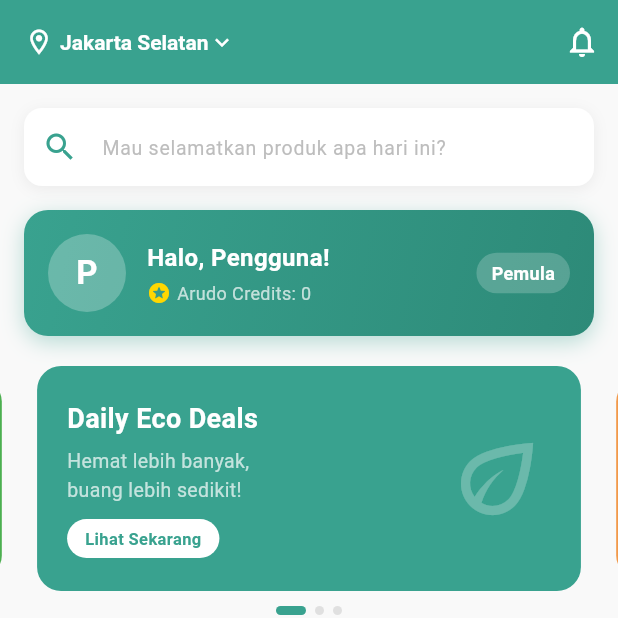
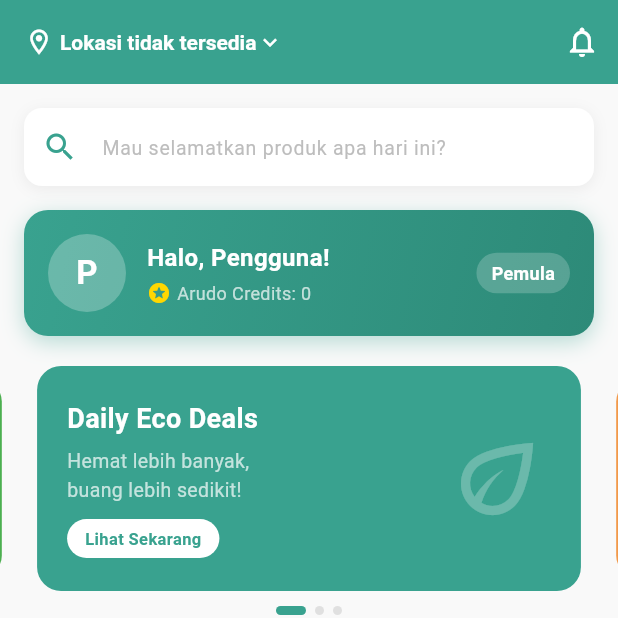
Before and after one commit to ryahazzel/arudocare, a Flutter app: the HomeScreen screen opened by its route, after a tap on "Coba lagi", on a phone screen of 412 x 824 dp, the top half of it. Run offline on Flutter 3.47's test engine with Material 3 defaults, Android fonts, the phone set to English and light mode, and no system bars; drawn by our look-alikes of carousel_slider; our stand-ins replace dio, flutter_map, geocoding, geolocator, latlong2, qr_flutter and 1 more; missing offline and left inert: mobile_scanner; accounts and stored records are empty; network calls fail.

Commit message:
fixing some bugs

```diff
--- a/mobile/lib/core/api/api_client.dart
+++ b/mobile/lib/core/api/api_client.dart
@@ -1,8 +1,9 @@
 import 'package:dio/dio.dart';
 
 class ApiClient {
-  // USB physical device: requires `adb reverse tcp:8000 tcp:8000` before running
+  // WiFi (HP + PC 1 jaringan): pakai IP PC di bawah ini
   // Android emulator: ganti ke 'http://10.0.2.2:8000/api'
+  // USB ADB reverse: ganti ke 'http://localhost:8000/api' + jalankan `adb reverse tcp:8000 tcp:8000`
   static const String baseUrl = 'http://localhost:8000/api';
 
   final Dio dio = Dio(BaseOptions(
--- a/mobile/lib/features/auth/providers/auth_provider.dart
+++ b/mobile/lib/features/auth/providers/auth_provider.dart
@@ -13,6 +13,9 @@ class AuthProvider with ChangeNotifier {
 
   String? _token;
   String? get token => _token;
+
+  String? _errorMessage;
+  String? get errorMessage => _errorMessage;
 
   Map<String, dynamic>? _user;
   Map<String, dynamic>? get user => _user;
@@ -71,6 +74,7 @@ class AuthProvider with ChangeNotifier {
     _isLoading = true;
     notifyListeners();
 
+    _errorMessage = null;
     try {
       final response = await _apiClient.dio.post('/auth/register', data: {
         'name': name,
@@ -88,6 +92,16 @@ class AuthProvider with ChangeNotifier {
       }
     } on DioException catch (e) {
       print('Register Error: ${e.response?.data}');
+      if (e.type == DioExceptionType.connectionError ||
+          e.type == DioExceptionType.connectionTimeout ||
+          e.type == DioExceptionType.receiveTimeout) {
+        _errorMessage = 'Tidak dapat terhubung ke server. Pastikan HP dan PC 1 jaringan WiFi.';
+      } else if (e.response?.statusCode == 409 || e.response?.statusCode == 400) {
+        final msg = e.response?.data?['message'] ?? e.response?.data?['error'];
+        _errorMessage = msg ?? 'Email sudah terdaftar.';
+      } else {
+        _errorMessage = 'Registrasi gagal. Coba lagi.';
+      }
     }
 
     _isLoading = false;
--- a/mobile/lib/features/home/presentations/home_screen.dart
+++ b/mobile/lib/features/home/presentations/home_screen.dart
@@ -45,9 +45,10 @@ class _HomeScreenState extends State<HomeScreen> {
 
   @override
   Widget build(BuildContext context) {
+    final locationName = context.watch<HomeProvider>().locationName;
     return Scaffold(
       backgroundColor: kBackgroundColor,
-      appBar: _selectedIndex == 0 ? _buildAppBar(context) : null,
+      appBar: _selectedIndex == 0 ? _buildAppBar(context, locationName) : null,
       extendBodyBehindAppBar: _selectedIndex != 0,
       body: IndexedStack(
         index: _selectedIndex,
@@ -103,7 +104,7 @@ class _HomeScreenState extends State<HomeScreen> {
         }
         if (i == 3) {
           final auth = Provider.of<AuthProvider>(context, listen: false);
-          final userId = (auth.user?['id'] as num?)?.toInt() ?? 0;
+          final userId = int.tryParse(auth.user?['id']?.toString() ?? '') ?? 0;
           Provider.of<OrderProvider>(context, listen: false).fetchUserOrders(userId);
         }
       },
@@ -143,7 +144,7 @@ class _HomeScreenState extends State<HomeScreen> {
     );
   }
 
-  PreferredSizeWidget _buildAppBar(BuildContext context) {
+  PreferredSizeWidget _buildAppBar(BuildContext context, String locationName) {
     return AppBar(
       backgroundColor: kPrimaryColor,
       elevation: 0,
@@ -152,12 +153,15 @@ class _HomeScreenState extends State<HomeScreen> {
         children: [
           const Icon(Icons.location_on_outlined, color: Colors.white, size: 20),
           const SizedBox(width: 4),
-          const Text(
-            'Jakarta Selatan',
-            style: TextStyle(
-              color: Colors.white,
-              fontSize: 14,
-              fontWeight: FontWeight.w600,
+          Flexible(
+            child: Text(
+              locationName,
+              style: const TextStyle(
+                color: Colors.white,
+                fontSize: 14,
+                fontWeight: FontWeight.w600,
+              ),
+              overflow: TextOverflow.ellipsis,
             ),
           ),
           const Icon(Icons.keyboard_arrow_down, color: Colors.white, size: 18),
--- a/mobile/lib/features/home/providers/home_provider.dart
+++ b/mobile/lib/features/home/providers/home_provider.dart
@@ -1,5 +1,6 @@
 import 'package:flutter/material.dart';
 import 'package:dio/dio.dart';
+import 'package:geocoding/geocoding.dart';
 import 'package:geolocator/geolocator.dart';
 import 'package:latlong2/latlong.dart';
 import '../../../core/api/api_client.dart';
@@ -12,11 +13,13 @@ class HomeProvider extends ChangeNotifier {
   bool _isLoading = false;
   String? _error;
   LatLng? _userLocation;
+  String _locationName = 'Mencari lokasi...';
 
   List<ProductModel> get nearbyDeals => _nearbyDeals;
   bool get isLoading => _isLoading;
   String? get error => _error;
   LatLng? get userLocation => _userLocation;
+  String get locationName => _locationName;
 
   Future<void> fetchNearbyDeals() async {
     _isLoading = true;
@@ -26,6 +29,9 @@ class HomeProvider extends ChangeNotifier {
     final position = await _tryGetLocation();
     if (position != null) {
       _userLocation = LatLng(position.latitude, position.longitude);
+      _locationName = await _resolveLocationName(position.latitude, position.longitude);
+    } else {
+      _locationName = 'Lokasi tidak tersedia';
     }
 
     try {
@@ -49,6 +55,20 @@ class HomeProvider extends ChangeNotifier {
   }
 }
 
+Future<String> _resolveLocationName(double lat, double lng) async {
+  try {
+    final placemarks = await placemarkFromCoordinates(lat, lng);
+    if (placemarks.isNotEmpty) {
+      final place = placemarks.first;
+      final subLocality = place.subLocality;
+      final locality = place.locality;
+      if (subLocality != null && subLocality.isNotEmpty) return subLocality;
+      if (locality != null && locality.isNotEmpty) return locality;
+    }
+  } catch (_) {}
+  return 'Lokasi Anda';
+}
+
 Future<Position?> _tryGetLocation() async {
   try {
     final serviceEnabled = await Geolocator.isLocationServiceEnabled();
--- a/mobile/lib/features/order/presentations/checkout_screen.dart
+++ b/mobile/lib/features/order/presentations/checkout_screen.dart
@@ -25,7 +25,7 @@ class _CheckoutScreenState extends State<CheckoutScreen> {
   Future<void> _placeOrder() async {
     final auth = context.read<AuthProvider>();
     final orderProvider = context.read<OrderProvider>();
-    final userId = (auth.user?['id'] as num?)?.toInt() ?? 0;
+    final userId = int.tryParse(auth.user?['id']?.toString() ?? '') ?? 0;
 
     final success = await orderProvider.createOrder(
       userId: userId,
@@ -36,13 +36,15 @@ class _CheckoutScreenState extends State<CheckoutScreen> {
 
     if (!mounted) return;
 
-    if (success) {
+    if (success && orderProvider.lastOrder != null) {
       Navigator.push(
         context,
         MaterialPageRoute(
           builder: (_) => OrderSuccessScreen(order: orderProvider.lastOrder!),
         ),
       );
+    } else if (success) {
+      Navigator.pop(context);
     } else {
       ScaffoldMessenger.of(context).showSnackBar(
         SnackBar(
--- a/mobile/lib/features/order/presentations/order_success_screen.dart
+++ b/mobile/lib/features/order/presentations/order_success_screen.dart
@@ -11,8 +11,8 @@ class OrderSuccessScreen extends StatelessWidget {
     final qrCode = order['qr_code'] as String? ?? '';
     final productName = order['product_name'] as String? ?? '';
     final merchantName = order['merchant_name'] as String? ?? '';
-    final quantity = order['quantity'] as int? ?? 1;
-    final totalPrice = (order['total_price'] as num?)?.toDouble() ?? 0;
+    final quantity = int.tryParse(order['quantity']?.toString() ?? '') ?? 1;
+    final totalPrice = double.tryParse(order['total_price']?.toString() ?? '') ?? 0;
 
     return Scaffold(
       backgroundColor: kBackgroundColor,
--- a/mobile/pubspec.yaml
+++ b/mobile/pubspec.yaml
@@ -41,6 +41,7 @@ dependencies:
   qr_flutter: ^4.1.0
   mobile_scanner: ^5.2.3
   geolocator: ^13.0.0
+  geocoding: ^3.0.0
 
 dev_dependencies:
   flutter_test:
```
Also changed, not shown: mobile/lib/features/home/models/product_model.dart (+13 -8 lines), mobile/pubspec.lock.
